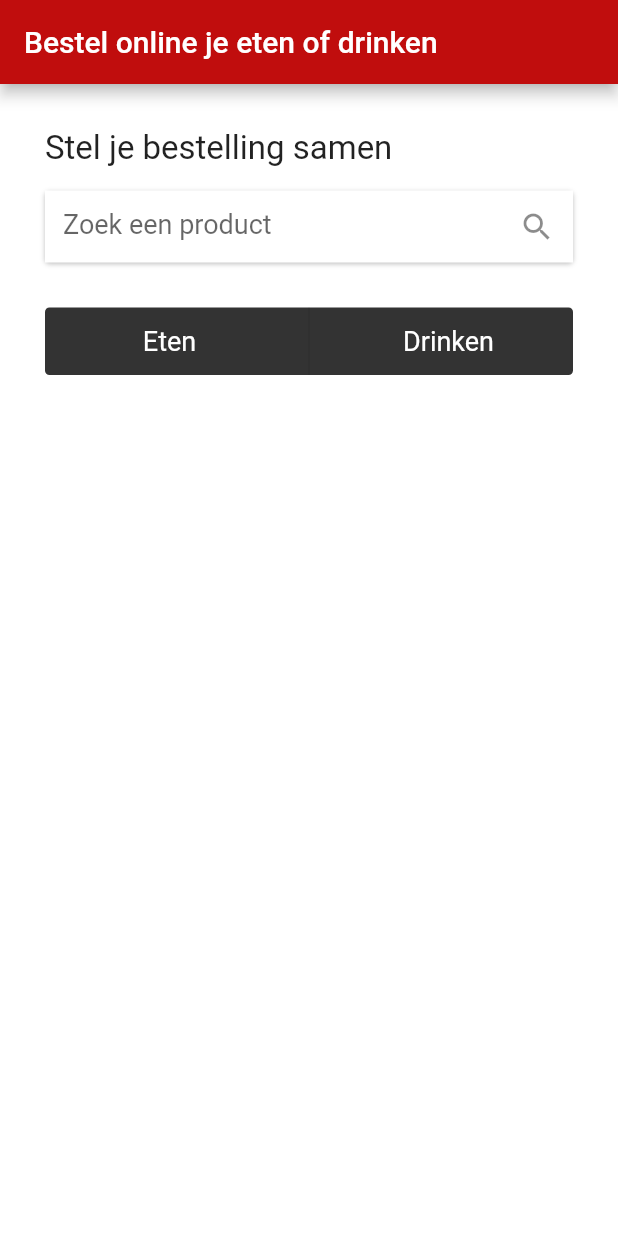
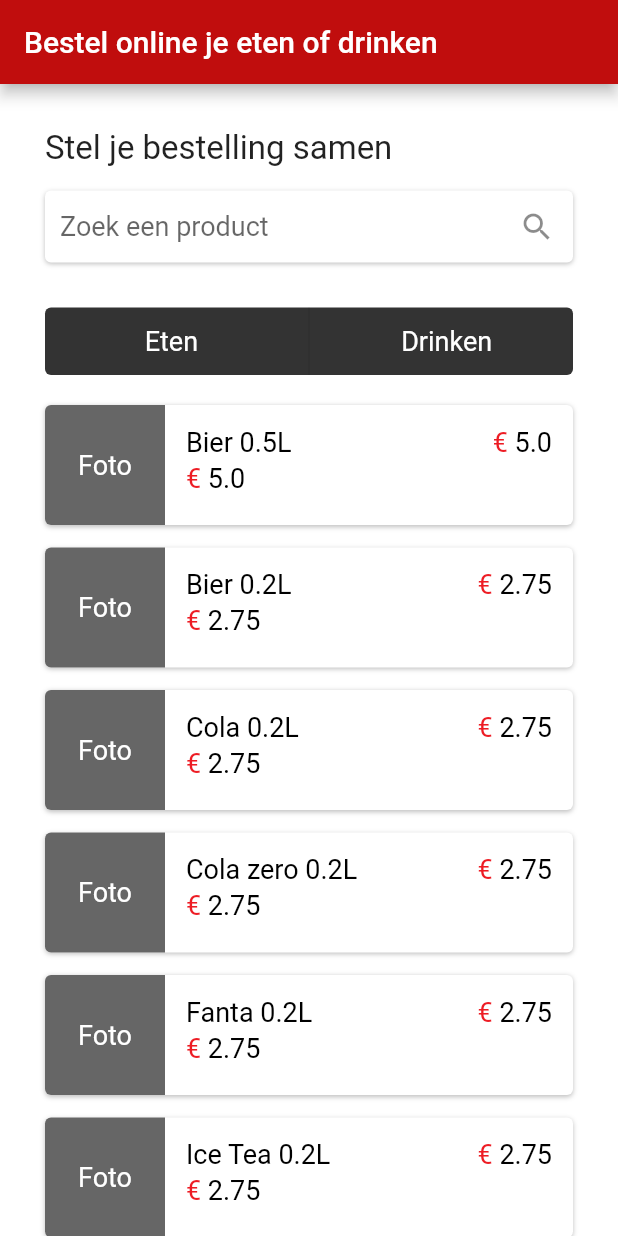
Before and after one commit to Semester6-PSV/catering-flutter-frontend, a Flutter app: the screen it shows after launch, on a phone screen of 412 x 824 dp. Run offline on Flutter 3.47's test engine with Material 2 defaults, Android fonts, the light colour scheme and no system bars; Roboto replaces fonts that are missing (Klavika-Light, Klavika-Medium).

Commit message:
Create list view of catering products

```diff
--- a/lib/components/searchInput.dart
+++ b/lib/components/searchInput.dart
@@ -21,11 +21,10 @@ class SearchInputState extends State<SearchInput> {
     return Container(
         child: TextField(
           style: const TextStyle(
-              fontFamily: 'Klavika-Light', fontSize: 18, color: COLOR_BLACK),
+              fontFamily: 'Klavika-Light', fontSize: 18, color: COLOR_BLACK, height: 1.4),
           decoration: InputDecoration(
+            contentPadding: const EdgeInsets.all(10),
             border: InputBorder.none,
-            fillColor: COLOR_WHITE,
-            filled: true,
             hintText: widget.placeholder,
             suffixIcon: const Align(
               widthFactor: 1.0,
@@ -38,7 +37,8 @@ class SearchInputState extends State<SearchInput> {
           onChanged: widget.onChange,
         ),
         decoration: BoxDecoration(
-            borderRadius: const BorderRadius.all(Radius.circular(3)),
+          color: COLOR_WHITE,
+            borderRadius: const BorderRadius.all(Radius.circular(borderRadius)),
             boxShadow: [
               BoxShadow(
                   offset: const Offset(0, 1),
--- a/lib/config/index.dart
+++ b/lib/config/index.dart
@@ -1,3 +1,4 @@
 library config;
 
 export 'palette.dart';
+export 'variables.dart';
--- /dev/null
+++ b/lib/config/variables.dart
@@ -0,0 +1,2 @@
+const double gridPadding = 15;
+const double borderRadius = 4.0;
--- a/lib/dummy/cateringProduct.dart
+++ b/lib/models/cateringProduct.dart
@@ -1,5 +1,3 @@
-import 'dart:ffi';
-
 class CateringProduct {
   final String title;
   final double price;
@@ -16,5 +14,7 @@ List<CateringProduct> dummyCateringProducts = [
   CateringProduct(title: 'Bier 0.5L', price: 5, image: ''),
   CateringProduct(title: 'Bier 0.2L', price: 2.75, image: ''),
   CateringProduct(title: 'Cola 0.2L', price: 2.75, image: ''),
+  CateringProduct(title: 'Cola zero 0.2L', price: 2.75, image: ''),
+  CateringProduct(title: 'Fanta 0.2L', price: 2.75, image: ''),
   CateringProduct(title: 'Ice Tea 0.2L', price: 2.75, image: ''),
 ];
--- /dev/null
+++ b/lib/pages/orderPage/components/cateringProductListView.dart
@@ -0,0 +1,134 @@
+import 'package:flutter/material.dart';
+import 'package:catering_flutter_frontend/config/index.dart';
+import 'package:catering_flutter_frontend/models/cateringProduct.dart';
+
+String productPriceToString(double price) {
+  // return price.toInt() == price.floor() || price.toInt() == price.ceil()
+  //     ? price.toInt().toString()
+  //     : price.toString();
+  return price.toString();
+}
+
+Widget cateringProductListView(double padding) {
+  List<Widget> productItems = <Widget>[];
+
+  for (int i = 0; i < dummyCateringProducts.length; i++) {
+    CateringProduct product = dummyCateringProducts[i];
+
+    productItems.add(Container(
+      width: double.infinity,
+      height: 80,
+      margin: EdgeInsets.only(bottom: padding),
+      decoration: BoxDecoration(
+          boxShadow: [
+            BoxShadow(
+                offset: const Offset(0, 1),
+                color: COLOR_BLACK.withOpacity(0.25),
+                blurRadius: 2)
+          ],
+          borderRadius: const BorderRadius.all(Radius.circular(borderRadius)),
+          color: COLOR_WHITE),
+      child: Row(
+        children: [
+          Column(
+            children: [
+              Expanded(
+                  child: AspectRatio(
+                aspectRatio: 1 / 1,
+                child: Container(
+                  child: const Center(
+                    child: Text(
+                      'Foto',
+                      style: TextStyle(
+                        fontFamily: 'Klavika-Medium',
+                        fontSize: 18,
+                        color: COLOR_WHITE,
+                      ),
+                    ),
+                  ),
+                  decoration: const BoxDecoration(
+                      color: COLOR_GREY_LIGHT,
+                      borderRadius: BorderRadius.only(
+                          topLeft: Radius.circular(borderRadius),
+                          bottomLeft: Radius.circular(borderRadius))),
+                ),
+              ))
+            ],
+          ),
+          Expanded(
+              child: Padding(
+                  padding: const EdgeInsets.all(14),
+                  child: Center(
+                      child: Column(
+                    children: [
+                      Row(
+                        mainAxisAlignment: MainAxisAlignment.spaceBetween,
+                        children: [
+                          Text(product.title,
+                              style: const TextStyle(
+                                fontFamily: 'Klavika-Medium',
+                                fontSize: 18,
+                                color: COLOR_BLACK,
+                              )),
+                          Row(
+                            children: [
+                              const Text('€ ',
+                                  style: TextStyle(
+                                    fontFamily: 'Klavika-Medium',
+                                    fontSize: 18,
+                                    color: COLOR_RED,
+                                  )),
+                              Text(productPriceToString(product.price),
+                                  style: const TextStyle(
+                                    fontFamily: 'Klavika-Medium',
+                                    fontSize: 18,
+                                    color: COLOR_BLACK,
+                                  ))
+                            ],
+                          )
+                        ],
+                      ),
+                      const SizedBox(height: 3),
+                      Row(
+                        crossAxisAlignment: CrossAxisAlignment.center,
+                        mainAxisAlignment: MainAxisAlignment.spaceBetween,
+                        children: [
+                          Row(
+                            children: [
+                              const Text('€ ',
+                                  style: TextStyle(
+                                      fontFamily: 'Klavika-Light',
+                                      fontSize: 18,
+                                      color: COLOR_RED)),
+                              Text(productPriceToString(product.price),
+                                  style: const TextStyle(
+                                      fontFamily: 'Klavika-Light',
+                                      fontSize: 18,
+                                      color: COLOR_BLACK))
+                            ],
+                          ),
+                          Row(
+                            children: const [
+                              // IconButton(icon: const Icon(Icons.remove_outlined), onPressed: (){}),
+                              Padding(
+                                  padding: EdgeInsets.fromLTRB(5, 0, 5, 0),
+                                  child: Text('',
+                                      style: TextStyle(
+                                          fontFamily: 'Klavika-Medium',
+                                          fontSize: 16,
+                                          color: COLOR_BLACK)))
+                            ],
+                          )
+                        ],
+                      )
+                    ],
+                  ))))
+        ],
+      ),
+    ));
+  }
+
+  return Column(
+    children: productItems,
+  );
+}
--- a/lib/pages/orderPage/index.dart
+++ b/lib/pages/orderPage/index.dart
@@ -1,7 +1,7 @@
 import 'package:flutter/material.dart';
 import 'package:catering_flutter_frontend/config/index.dart';
 import 'package:catering_flutter_frontend/components/searchInput.dart';
-import 'package:catering_flutter_frontend/dummy/cateringProduct.dart';
+import 'package:catering_flutter_frontend/pages/orderPage/components/cateringProductListView.dart';
 
 class OrderPage extends StatefulWidget {
   const OrderPage({Key? key}) : super(key: key);
@@ -11,7 +11,7 @@ class OrderPage extends StatefulWidget {
 }
 
 class OrderPageState extends State<OrderPage> {
-  final double gridPadding = 20.0;
+  double gridPadding = 15;
   int activeProductSelector = 0;
 
   void searchProductsByKeyword(String keyword) {
@@ -32,19 +32,6 @@ class OrderPageState extends State<OrderPage> {
     if (index == activeProductSelector) {
       fontFamily = 'Klavika-Medium';
     }
-
-    // return TextButton(
-    //   child: Text(
-    //     title,
-    //     style:
-    //         TextStyle(fontFamily: fontFamily, fontSize: 18, color: COLOR_WHITE,),
-    //   ),
-    //   onPressed: () {
-    //     if (index != activeProductSelector) {
-    //       switchProductsTypeSelector();
-    //     }
-    //   },
-    //);
 
     return InkWell(
         child: Center(
@@ -71,9 +58,10 @@ class OrderPageState extends State<OrderPage> {
                 backgroundColor: COLOR_RED_DARK,
                 title: const Text('Bestel online je eten of drinken',
                     style: TextStyle(fontFamily: 'Klavika-Medium'))),
-            body: Container(
+            body: SingleChildScrollView(
+              child: Container(
                   width: double.infinity,
-                padding: const EdgeInsets.fromLTRB(30, 30, 30, 0),
+                  padding: const EdgeInsets.fromLTRB(30, 30, 30, 30),
                   color: COLOR_WHITE,
                   child: Column(
                       mainAxisAlignment: MainAxisAlignment.start,
@@ -97,7 +85,7 @@ class OrderPageState extends State<OrderPage> {
                             decoration: const BoxDecoration(
                                 color: COLOR_GREY,
                                 borderRadius:
-                                  BorderRadius.all(Radius.circular(3))),
+                                    BorderRadius.all(Radius.circular(borderRadius))),
                             child: Row(children: [
                               Expanded(child: productSelector('Eten', 0)),
                               VerticalDivider(
@@ -106,6 +94,8 @@ class OrderPageState extends State<OrderPage> {
                               Expanded(child: productSelector('Drinken', 1)),
                             ], mainAxisAlignment: MainAxisAlignment.center)),
                         const SizedBox(height: 20),
-                    ]))));
+                        cateringProductListView(gridPadding)
+                      ])),
+            )));
   }
 }
```
Lines whose indentation alone changed are shown as unchanged.
